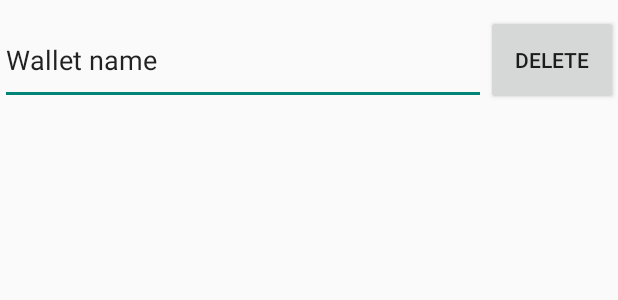
After one commit to RagingPython/CrystalCash, an Android app: the layout wallet_settings.xml on its own in the app's theme, with its tools: preview values and no code run, on a phone screen of 412 x 824 dp. The commit adds this screen. Shown: the top 300 px of the screen. Run offline under Robolectric (Android 15) with nearby library versions, the phone set to English and light mode, and no system bars.

Commit message:
v0.1.0-15

```diff
--- a/app/src/main/java/ragingpython/crystalcash/EventTag.java
+++ b/app/src/main/java/ragingpython/crystalcash/EventTag.java
@@ -17,6 +17,8 @@ public class EventTag {
     //MAIN_FRAGMENT
     public static final int FRAGMENT_MAIN_ACTIVATE =2100;               //null
     public static final int FRAGMENT_MAIN_REFRESH=2101;                 //null
+    public static final int FRAGMENT_MAIN_LOCK_ON=2102;                 //CCEntity
+    public static final int FRAGMENT_MAIN_UNLOCK=2103;                  //null
     //DATABASE
     public static final int DATABASE_CREATE_DB=3000;                    //SQLiteDatabase
     public static final int DATABASE_DELETE_DB=3001;                    //SQLiteDatabase
@@ -35,4 +37,5 @@ public class EventTag {
     public static final int ENTITY_GET_HASH =6001;                      //HashSet
     public static final int ENTITY_GET_MAIN_VIEW=6002;                  //ViewContainer
     public static final int ENTITY_REFRESH=6003;                        //null (or String(hash))
+    public static final int ENTITY_SET_MODE=6004;                       //boolean
 }
--- /dev/null
+++ b/app/src/main/res/layout/wallet_settings.xml
@@ -0,0 +1,27 @@
+<?xml version="1.0" encoding="utf-8"?>
+<RelativeLayout xmlns:android="http://schemas.android.com/apk/res/android"
+    android:layout_width="match_parent"
+    android:layout_height="80dp">
+
+    <EditText
+        android:id="@+id/_editText_wallet_newName"
+        android:layout_width="45dp"
+        android:layout_height="60dp"
+        android:layout_alignParentLeft="true"
+        android:layout_alignParentStart="true"
+        android:layout_centerVertical="true"
+        android:layout_toLeftOf="@+id/_button_wallet_delete"
+        android:layout_toStartOf="@+id/_button_wallet_delete"
+        android:ems="10"
+        android:inputType="textPersonName"
+        android:text="Wallet name" />
+
+    <Button
+        android:id="@+id/_button_wallet_delete"
+        android:layout_width="wrap_content"
+        android:layout_height="60dp"
+        android:layout_alignParentEnd="true"
+        android:layout_alignParentRight="true"
+        android:layout_centerVertical="true"
+        android:text="delete" />
+</RelativeLayout>
```
Also changed, not shown: app/src/main/java/ragingpython/crystalcash/MainFragment.java (+29 -11 lines), app/src/main/java/ragingpython/crystalcash/entities/CCEntity.java (+10 -6 lines), app/src/main/java/ragingpython/crystalcash/entities/wallet/Wallet.java (+66 -18 lines), app/src/main/res/layout/fragment_main.xml (+7 -6 lines).
